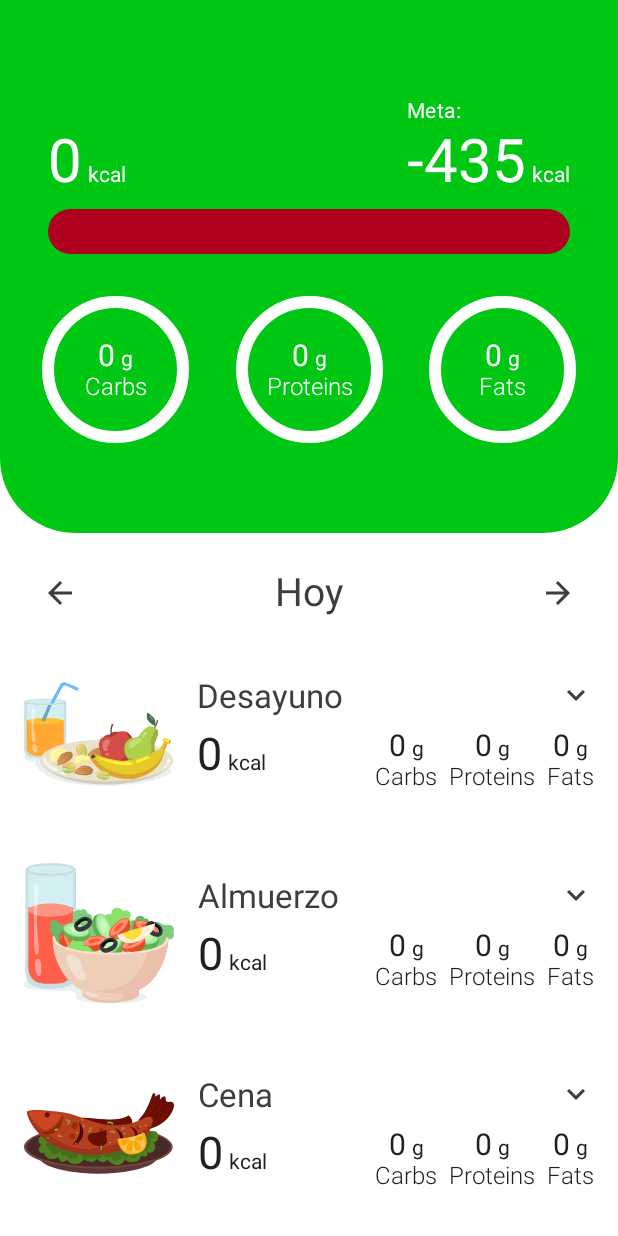
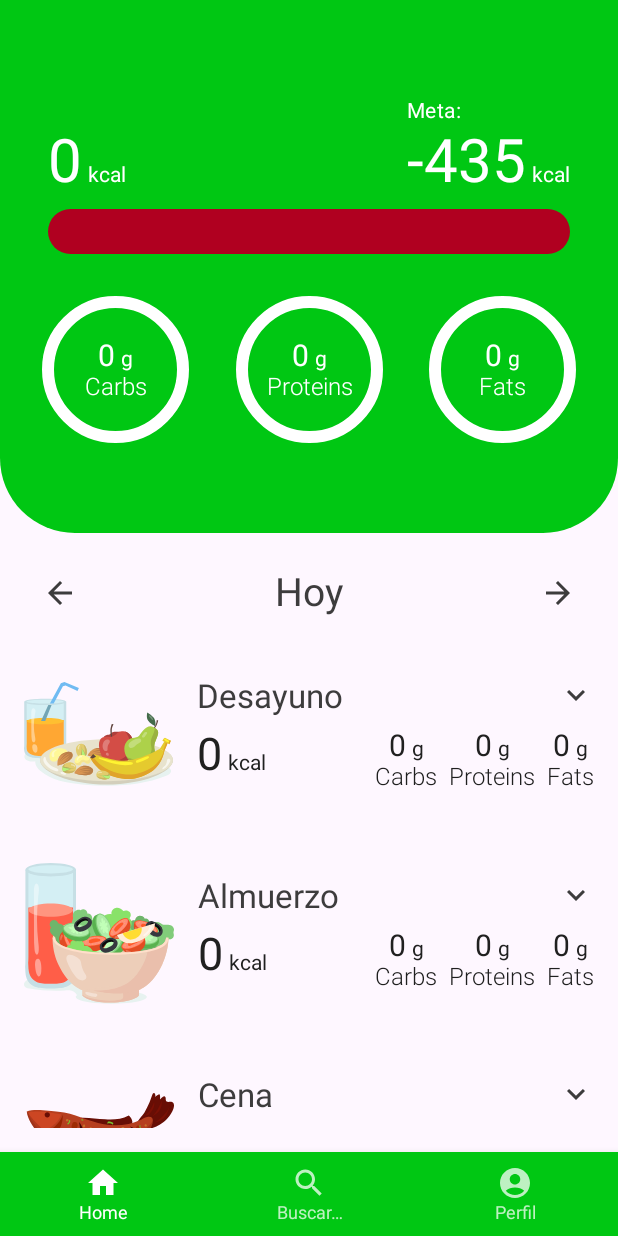
Before and after one commit to unlam-tec-movil/A2-2023-H2-E5, an Android app built with Jetpack Compose: the TrackerOverviewScreen screen opened through its navigation route, on a phone screen of 412 x 824 dp. Run offline under Robolectric (Android 15) with nearby library versions, the phone set to English and light mode, and no system bars; our stand-ins replace Dagger/Hilt's generated code, Room's generated code.

Commit message:
Componente BottomNavigation

```diff
--- a/app/src/main/java/ar/edu/unlam/mobile/scaffold/MainActivity.kt
+++ b/app/src/main/java/ar/edu/unlam/mobile/scaffold/MainActivity.kt
@@ -117,12 +117,16 @@ class MainActivity : ComponentActivity() {
                             )
                         }
                         composable(Route.TRACKER_OVERVIEW) {
-                            TrackerOverviewScreen(onNavigateToSearch = { mealName, day, month, year ->
-                                navController.navigate(
-                                    Route.SEARCH +
-                                        "/$mealName" + "/$day" + "/$month" + "/$year",
-                                )
-                            })
+                            TrackerOverviewScreen(
+                                onNavigateToSearch = { mealName, day, month, year ->
+                                    navController.navigate(
+                                        Route.SEARCH +
+                                                "/$mealName" + "/$day" + "/$month" + "/$year",
+                                    )
+                                },
+                                onTabSelected = {},
+                                selectedTabIndex = 0
+                            )
                         }
                         composable(
                             route = Route.SEARCH + "/{mealName}/{dayOfMonth}/{month}/{year}",
--- /dev/null
+++ b/app/src/main/java/ar/edu/unlam/mobile/scaffold/ui/components/BottomNavigation.kt
@@ -0,0 +1,53 @@
+import androidx.compose.foundation.clickable
+import androidx.compose.foundation.layout.height
+import androidx.compose.material.BottomNavigation
+import androidx.compose.material.BottomNavigationItem
+import androidx.compose.material.Icon
+import androidx.compose.material.MaterialTheme
+import androidx.compose.material.Text
+import androidx.compose.runtime.Composable
+import androidx.compose.ui.Modifier
+import androidx.compose.ui.graphics.vector.ImageVector
+import androidx.compose.ui.res.stringResource
+import androidx.compose.ui.unit.dp
+import androidx.navigation.NavHostController
+import ar.edu.unlam.mobile.scaffold.navigation.Route
+
+@Composable
+fun CustomBottomNavigation(
+    items: List<BottomNavigationItemData>,
+    selectedIndex: Int,
+    onItemSelected: (Int) -> Unit,
+    onHomeSelected: () -> Unit,
+    onSearchSelected: () -> Unit
+) {
+    BottomNavigation(
+        modifier = Modifier.height(56.dp),
+        backgroundColor = MaterialTheme.colors.primary,
+        contentColor = MaterialTheme.colors.onPrimary
+    ) {
+        items.forEachIndexed { index, item ->
+            BottomNavigationItem(
+                icon = {
+                    Icon(
+                        imageVector = item.icon,
+                        contentDescription = null,
+                        modifier = Modifier.clickable {
+                            when (index) {
+                                0 -> onHomeSelected()
+                                1 -> onSearchSelected()
+                            }
+                        }
+                    )
+                },
+                label = { Text(text = stringResource(item.title)) },
+                selected = selectedIndex == index,
+                onClick = { onItemSelected(index) }
+            )
+        }
+    }
+}
+ data class BottomNavigationItemData(
+    val icon: ImageVector,
+    val title: Int,
+)
--- a/app/src/main/java/ar/edu/unlam/mobile/scaffold/ui/screens/TrackerOverviewScreen.kt
+++ b/app/src/main/java/ar/edu/unlam/mobile/scaffold/ui/screens/TrackerOverviewScreen.kt
@@ -1,5 +1,7 @@
 package ar.edu.unlam.mobile.scaffold.ui.screens
 
+import BottomNavigationItemData
+import CustomBottomNavigation
 import androidx.compose.foundation.layout.Column
 import androidx.compose.foundation.layout.Spacer
 import androidx.compose.foundation.layout.fillMaxSize
@@ -8,12 +10,19 @@ import androidx.compose.foundation.layout.height
 import androidx.compose.foundation.layout.padding
 import androidx.compose.foundation.lazy.LazyColumn
 import androidx.compose.foundation.lazy.items
+import androidx.compose.material.icons.Icons
+import androidx.compose.material.icons.filled.AccountCircle
+import androidx.compose.material.icons.filled.Home
+import androidx.compose.material.icons.filled.Search
+import androidx.compose.material3.Scaffold
 import androidx.compose.runtime.Composable
 import androidx.compose.ui.Modifier
 import androidx.compose.ui.platform.LocalContext
 import androidx.compose.ui.res.stringResource
 import androidx.hilt.navigation.compose.hiltViewModel
+import androidx.navigation.compose.rememberNavController
 import ar.edu.unlam.mobile.scaffold.R
+import ar.edu.unlam.mobile.scaffold.navigation.Route
 import ar.edu.unlam.mobile.scaffold.ui.components.AddButton
 import ar.edu.unlam.mobile.scaffold.ui.components.DaySelector
 import ar.edu.unlam.mobile.scaffold.ui.components.ExpandableMeal
@@ -21,16 +30,42 @@ import ar.edu.unlam.mobile.scaffold.ui.components.NutrientsHeader
 import ar.edu.unlam.mobile.scaffold.ui.components.TrackedFoodItem
 import ar.edu.unlam.mobile.scaffold.ui.theme.LocalSpacing
 
+
 @Composable
 fun TrackerOverviewScreen(
     onNavigateToSearch: (String, Int, Int, Int) -> Unit,
     viewmodel: TrackerOverviewViewmodel = hiltViewModel(),
+    onTabSelected: (Int) -> Unit,
+    selectedTabIndex: Int,
 ) {
     val spacing = LocalSpacing.current
     val state = viewmodel.state
     val context = LocalContext.current
+    val navController = rememberNavController()
+    fun navigateToSearchScreen() {
+        navController.navigate(Route.SEARCH)
+    }
+    Scaffold(
+        bottomBar = {
+            CustomBottomNavigation(
+                items = listOf(
+                    BottomNavigationItemData(Icons.Default.Home, R.string.home),
+                    BottomNavigationItemData(Icons.Default.Search, R.string.search,),
+                    BottomNavigationItemData(Icons.Default.AccountCircle, R.string.profile)
+                ),
+                selectedIndex = selectedTabIndex,
+                onItemSelected = onTabSelected,
+                onHomeSelected = {navController.navigate(Route.TRACKER_OVERVIEW)},
+                onSearchSelected = { navigateToSearchScreen() }
+
+            )
+        },
+        content = { padding ->
             LazyColumn(
-        modifier = Modifier.fillMaxSize().padding(bottom = spacing.spaceMedium),
+                modifier = Modifier
+                    .fillMaxSize()
+                    .padding(bottom = spacing.spaceMedium)
+                    .padding(padding) // Añade el padding al LazyColumn
             ) {
                 item {
                     NutrientsHeader(state = state)
@@ -43,7 +78,9 @@ fun TrackerOverviewScreen(
                         onNextDayClick = {
                             viewmodel.onEvent(TrackerOverviewEvent.OnNextDayClick)
                         },
-                modifier = Modifier.fillMaxWidth().padding(horizontal = spacing.spaceMedium),
+                        modifier = Modifier
+                            .fillMaxWidth()
+                            .padding(horizontal = spacing.spaceMedium),
                     )
                     Spacer(modifier = Modifier.height(spacing.spaceMedium))
                 }
@@ -55,7 +92,9 @@ fun TrackerOverviewScreen(
                         },
                         content = {
                             Column(
-                        modifier = Modifier.fillMaxWidth().padding(horizontal = spacing.spaceSmall),
+                                modifier = Modifier
+                                    .fillMaxWidth()
+                                    .padding(horizontal = spacing.spaceSmall),
                             ) {
                                 val foods = state.trackedFoods.filter {
                                     it.mealType == meal.mealType
@@ -93,3 +132,5 @@ fun TrackerOverviewScreen(
                 }
             }
         }
+    )
+}
--- a/app/src/main/res/values/strings.xml
+++ b/app/src/main/res/values/strings.xml
@@ -75,4 +75,6 @@
     <string name="error_step_cant_be_empty">No puede estar vacío</string>
     <string name="error_step_cant_be_zero">Los pasos no pueden ser 0</string>
     <string name="error_min_step">Los pasos no pueden ser menores a 100</string>
+    <string name="profile">Perfil</string>
+    <string name="home">Home</string>
 </resources>
```
Lines whose indentation alone changed are shown as unchanged.
